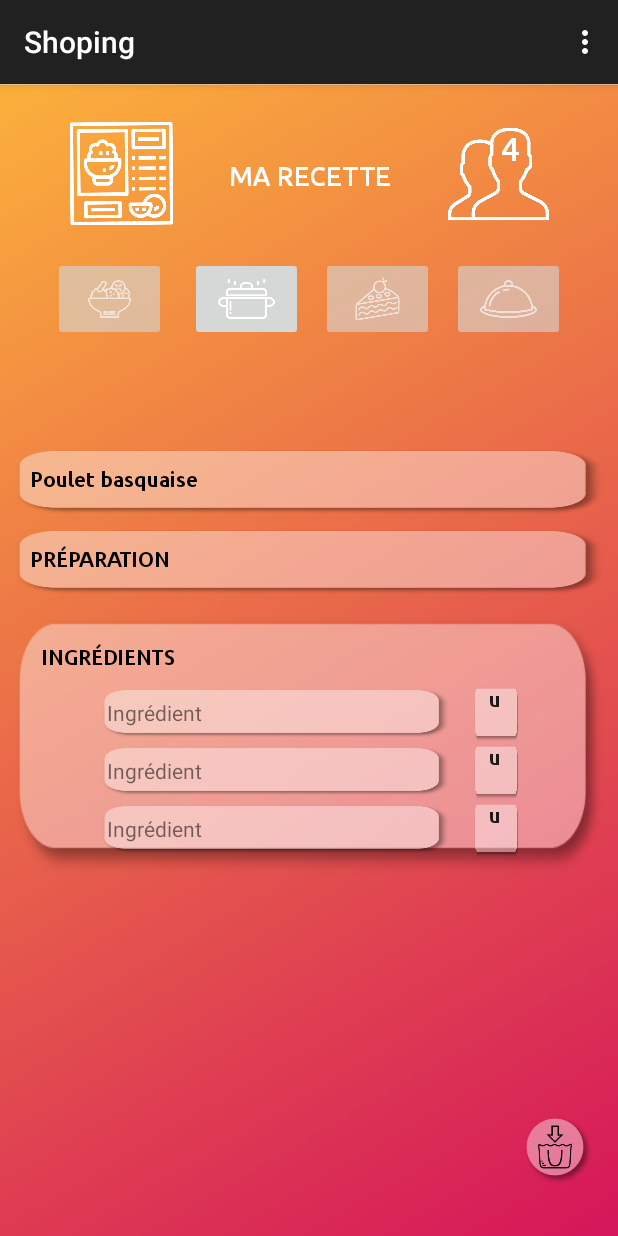
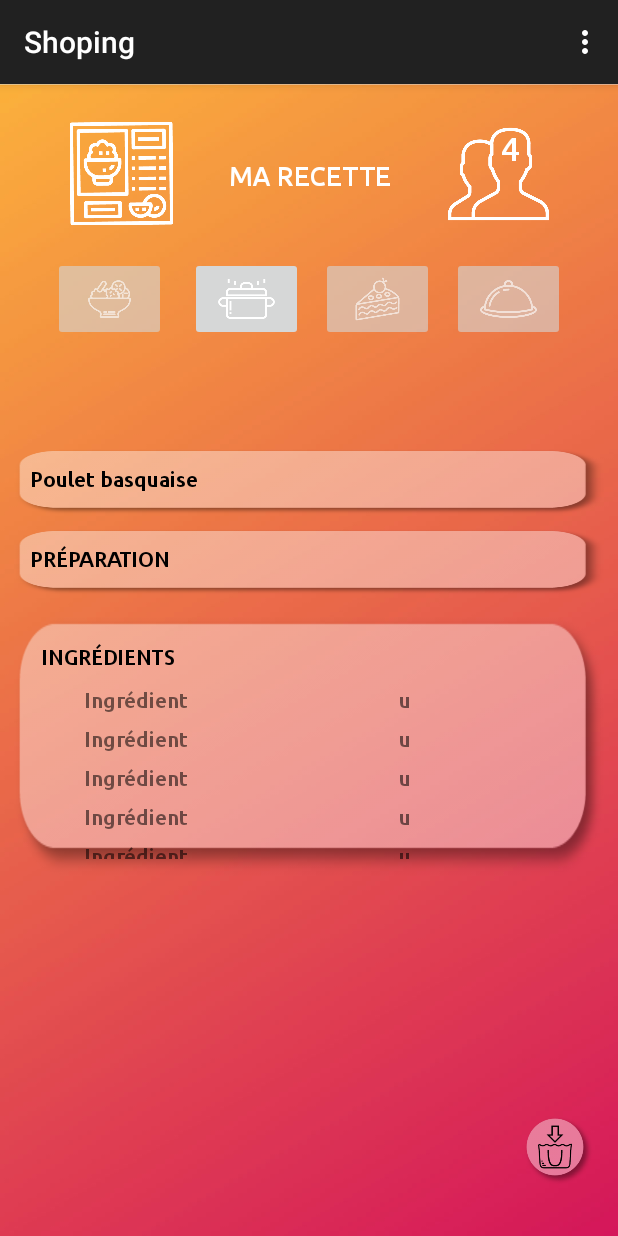
Before and after one commit to vcoquinot/shoping, an Android app: the Ma_recette screen opened directly, with no data from a screen before it, on a phone screen of 412 x 824 dp. Run offline under Robolectric (Android 15) with nearby library versions, the light colour scheme and no system bars; Roboto replaces fonts that are not available here.

Commit message:
delete backgound to cell

```diff
--- a/Shoping/app/src/main/res/layout/cell_ingredients.xml
+++ b/Shoping/app/src/main/res/layout/cell_ingredients.xml
@@ -6,51 +6,34 @@
     android:layout_height="wrap_content"
     tools:layout_editor_absoluteY="25dp">
 
-    <ImageView
-        android:id="@+id/imageView"
-        android:layout_width="234dp"
-        android:layout_height="34dp"
-        android:layout_marginEnd="8dp"
-        android:layout_marginStart="8dp"
-        android:layout_marginTop="2dp"
-        android:background="@drawable/bt_40"
-        android:scaleType="fitXY"
-        app:layout_constraintEnd_toEndOf="parent"
-        app:layout_constraintHorizontal_bias="0.15"
-        app:layout_constraintStart_toStartOf="parent"
-        app:layout_constraintTop_toTopOf="parent" />
-
     <TextView
         android:id="@+id/quantite"
         android:layout_width="30dp"
-        android:layout_height="38dp"
-        android:layout_marginEnd="16dp"
-        android:background="@drawable/bt_40"
+        android:layout_height="26dp"
+        android:layout_marginEnd="112dp"
+        android:layout_marginStart="8dp"
         android:ems="10"
         android:fontFamily="@font/ubuntu_medium"
         android:inputType="number"
+        android:padding="1dp"
         android:text="   u"
-        android:textAppearance="@style/TextAppearance.AppCompat"
-        app:layout_constraintBottom_toBottomOf="@+id/imageView"
+        android:textAppearance="@android:style/TextAppearance.Material.Small"
         app:layout_constraintEnd_toEndOf="parent"
-        app:layout_constraintHorizontal_bias="0.761"
-        app:layout_constraintStart_toEndOf="@+id/imageView"
+        app:layout_constraintStart_toEndOf="@+id/ingredient"
         app:layout_constraintTop_toTopOf="@+id/ingredient" />
 
     <TextView
         android:id="@+id/ingredient"
         android:layout_width="228dp"
-        android:layout_height="29dp"
-        android:layout_marginEnd="16dp"
-        android:layout_marginStart="8dp"
+        android:layout_height="26dp"
         android:ems="10"
+        android:fontFamily="@font/ubuntu_medium"
         android:inputType="textPersonName"
-        android:padding="5dp"
+        android:padding="1dp"
+        android:paddingStart="8dp"
         android:text="Ingrédient"
         android:textAppearance="@android:style/TextAppearance.Material.Small"
-        app:layout_constraintBottom_toBottomOf="@+id/imageView"
-        app:layout_constraintEnd_toEndOf="@+id/imageView"
-        app:layout_constraintStart_toStartOf="@+id/imageView"
-        app:layout_constraintTop_toTopOf="parent" />
+        app:layout_constraintTop_toTopOf="parent"
+        tools:layout_editor_absoluteX="31dp" />
 
 </android.support.constraint.ConstraintLayout>
```
Also changed, not shown: Shoping/app/src/main/res/layout/activity_23ma_recette_creation.xml (+21 -19 lines).
